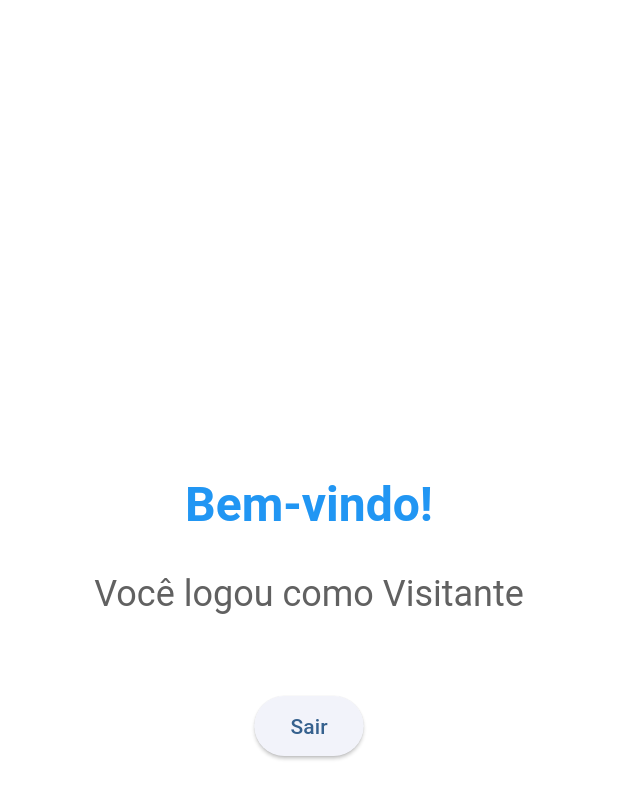
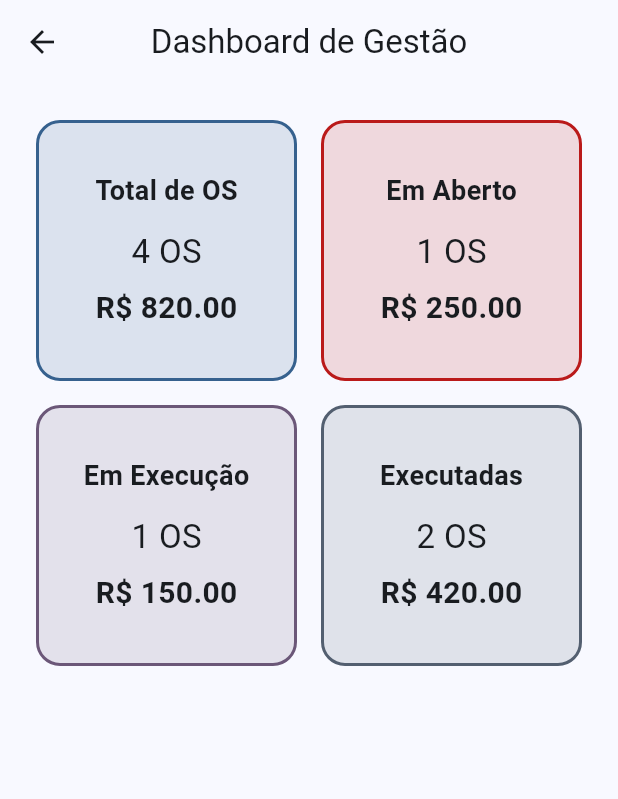
Before and after one commit to Asantana86/atividade_flutter_n2, a Flutter app: the DashboardPage screen opened by its route, on a phone screen of 412 x 824 dp. Shown: the top 799 px of the screen. Run offline on Flutter 3.47's test engine with Material 3 defaults, Android fonts, the phone set to English and light mode, and no system bars.

Commit message:
tela de dashboard

```diff
--- /dev/null
+++ b/lib/app/core/models/service_order_model.dart
@@ -0,0 +1,29 @@
+class ServiceOrder {
+  //final int id;
+  final String descricao;
+  final double valor;
+  final String status;
+
+  ServiceOrder({
+    //required this.id,
+    required this.descricao,
+    required this.valor,
+    required this.status,
+  });
+
+  ServiceOrder.fromMap(Map<String, dynamic> map)
+    : //id = map['id'] as int,
+      descricao = map['descricao'] as String,
+      valor = map['valor'] as double,
+      status = map['status'] as String;
+
+ @override
+  Map<String, dynamic> toMap() {
+    return {
+      //'id': id,
+      'descricao': descricao,
+      'valor': valor,
+      'status': status,
+    };
+  }
+}
--- /dev/null
+++ b/lib/app/core/services/service_order_service.dart
@@ -0,0 +1,17 @@
+
+
+import 'package:atividade_flutter_n2/app/core/models/service_order_model.dart';
+
+class ServiceOrderService {
+  final List<ServiceOrder> _mock = [
+    ServiceOrder(descricao: "Troca de tela", valor: 250, status: "aberto"),
+    ServiceOrder(descricao: "Formatação", valor: 150, status: "execucao"),
+    ServiceOrder(descricao: "Limpeza interna", valor: 120, status: "executada"),
+    ServiceOrder(descricao: "Troca de bateria", valor: 300, status: "executada"),
+  ];
+
+  List<ServiceOrder> getAll() => _mock;
+
+  List<ServiceOrder> byStatus(String status) =>
+      _mock.where((os) => os.status == status).toList();
+}
--- a/lib/app/modules/dashboard/pages/dashboard_page.dart
+++ b/lib/app/modules/dashboard/pages/dashboard_page.dart
@@ -1,51 +1,109 @@
 import 'package:flutter/material.dart';
-import 'package:atividade_flutter_n2/app/core/services/user_service.dart';
+import 'package:atividade_flutter_n2/app/core/services/service_order_service.dart';
+import 'package:atividade_flutter_n2/app/core/models/service_order_model.dart';
+import 'package:atividade_flutter_n2/app/modules/dashboard/pages/os_list_page.dart';
+
 
 class DashboardPage extends StatelessWidget {
-  const DashboardPage({super.key});
+  DashboardPage({super.key});
+
+  final service = ServiceOrderService();
 
   @override
   Widget build(BuildContext context) {
-    final userService = UserService();
-    final nomeUsuario = userService.nomeUsuario ?? "Visitante";
+    final os = service.getAll();
+
+    final total = os.length;
+    final abertos = service.byStatus("aberto");
+    final execucao = service.byStatus("execucao");
+    final executadas = service.byStatus("executada");
+
+    final theme = Theme.of(context).colorScheme;
 
     return Scaffold(
-      backgroundColor: Colors.white,
-      body: Center(
-        child: Padding(
-          padding: const EdgeInsets.all(32.0),
-          child: Column(
-            mainAxisAlignment: MainAxisAlignment.center,
-            children: [
-              Text(
-                "Bem-vindo!",
-                style: Theme.of(context).textTheme.headlineLarge?.copyWith(
-                  fontWeight: FontWeight.bold,
-                  color: Colors.blue,
-                ),
-              ),
-              const SizedBox(height: 24),
-              Text(
-                "Você logou como $nomeUsuario",
-                textAlign: TextAlign.center,
-                style: Theme.of(
-                  context,
-                ).textTheme.headlineSmall?.copyWith(color: Colors.grey[700]),
-              ),
-              const SizedBox(height: 48),
-              ElevatedButton(
-                onPressed: () {
-                  UserService().limpar();
-                  Navigator.pushNamedAndRemoveUntil(
-                    context,
-                    '/auth/login',
-                    (route) => false,
-                  );
-                },
-                child: const Text("Sair"),
-              ),
-            ],
+      appBar: AppBar(
+        title: const Text("Dashboard de Gestão"),
+        centerTitle: true,
+      ),
+      body: Padding(
+        padding: const EdgeInsets.all(24),
+        child: GridView.count(
+          crossAxisCount: 2,
+          crossAxisSpacing: 16,
+          mainAxisSpacing: 16,
+          children: [
+            _buildCard(
+              context,
+              title: "Total de OS",
+              quantidade: total,
+              valor: os.fold(0, (sum, item) => sum + item.valor),
+              color: theme.primary,
+              list: os,
+            ),
+            _buildCard(
+              context,
+              title: "Em Aberto",
+              quantidade: abertos.length,
+              valor: abertos.fold(0, (sum, item) => sum + item.valor),
+              color: theme.error, // vermelho semântico
+              list: abertos,
+            ),
+            _buildCard(
+              context,
+              title: "Em Execução",
+              quantidade: execucao.length,
+              valor: execucao.fold(0, (sum, item) => sum + item.valor),
+              color: theme.tertiary, // amarelo/laranja semântico
+              list: execucao,
+            ),
+            _buildCard(
+              context,
+              title: "Executadas",
+              quantidade: executadas.length,
+              valor: executadas.fold(0, (sum, item) => sum + item.valor),
+              color: theme.secondary, // verde semântico
+              list: executadas,
+            ),
+          ],
+        ),
+      ),
+    );
+  }
+
+  Widget _buildCard(
+    BuildContext context, {
+    required String title,
+    required int quantidade,
+    required double valor,
+    required Color color,
+    required List<ServiceOrder> list,
+  }) {
+    return InkWell(
+      onTap: () {
+        Navigator.push(
+          context,
+          MaterialPageRoute(
+            builder: (_) => OSListPage(title: title, lista: list),
           ),
+        );
+      },
+      child: Container(
+        decoration: BoxDecoration(
+          color: color.withOpacity(0.15),
+          borderRadius: BorderRadius.circular(16),
+          border: Border.all(color: color, width: 2),
+        ),
+        padding: const EdgeInsets.all(16),
+        child: Column(
+          mainAxisAlignment: MainAxisAlignment.center,
+          children: [
+            Text(title, style: const TextStyle(fontSize: 18, fontWeight: FontWeight.bold)),
+            const SizedBox(height: 12),
+            Text("$quantidade OS", style: const TextStyle(fontSize: 22)),
+            const SizedBox(height: 8),
+            Text("R\$ ${valor.toStringAsFixed(2)}",
+                style: const TextStyle(fontSize: 20, fontWeight: FontWeight.w600)),
+          ],
         ),
       ),
     );
--- /dev/null
+++ b/lib/app/modules/dashboard/pages/os_list_page.dart
@@ -0,0 +1,31 @@
+import 'package:flutter/material.dart';
+import 'package:atividade_flutter_n2/app/core/models/service_order_model.dart';
+
+class OSListPage extends StatelessWidget {
+  final String title;
+  final List<ServiceOrder> lista;
+
+  const OSListPage({
+    super.key,
+    required this.title,
+    required this.lista,
+  });
+
+  @override
+  Widget build(BuildContext context) {
+    return Scaffold(
+      appBar: AppBar(title: Text(title)),
+      body: ListView.builder(
+        itemCount: lista.length,
+        itemBuilder: (_, i) {
+          final os = lista[i];
+          return ListTile(
+            title: Text(os.descricao),
+            subtitle: Text("Status: ${os.status}"),
+            trailing: Text("R\$ ${os.valor.toStringAsFixed(2)}"),
+          );
+        },
+      ),
+    );
+  }
+}
--- a/lib/app/shared/app_routes.dart
+++ b/lib/app/shared/app_routes.dart
@@ -14,6 +14,6 @@ class AppRoutes {
     //splash: (_) => const SplashPage(),
     login: (_) => const LoginPage(),
     register: (_) => const RegisterPage(),
-    dashboard: (_) => const DashboardPage(),
+    dashboard: (_) => DashboardPage(),
   };
 }
```
